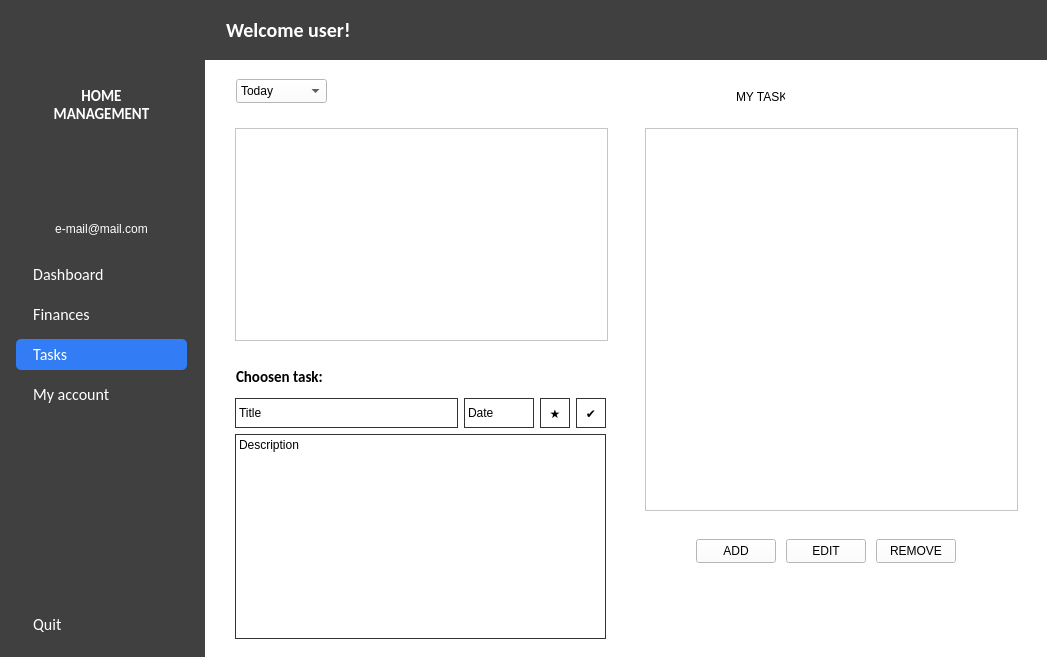
Old version of the form dashboard.ui in the repository JcobixPL/HomeManagement.
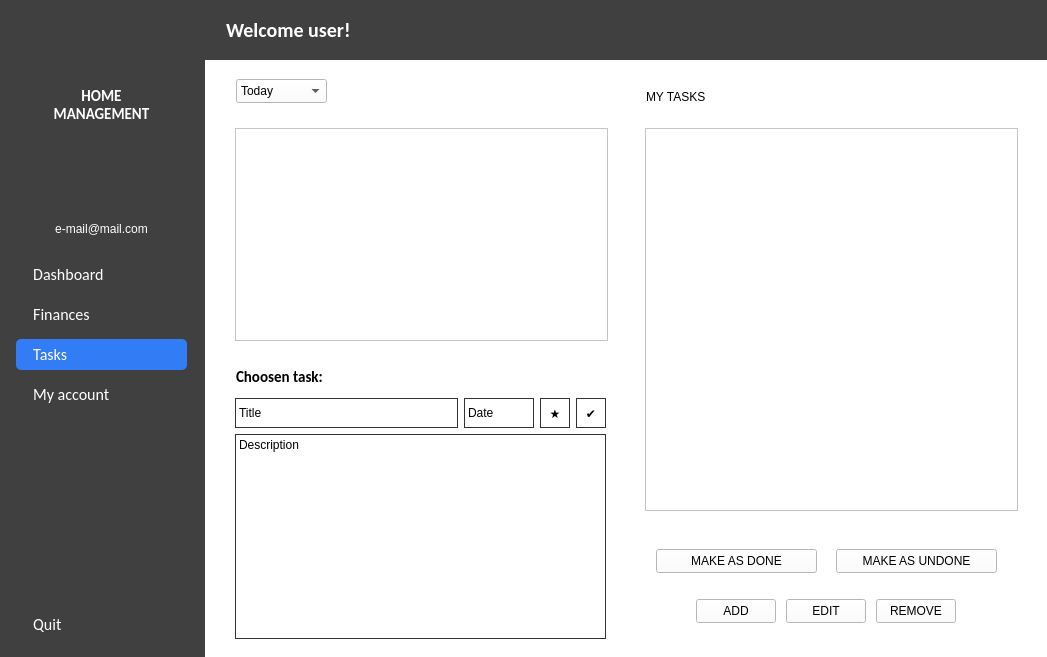
New version of the form. Icons and pictures are not drawn.

Patch:
```diff
--- a/dashboard.ui
+++ b/dashboard.ui
@@ -1437,7 +1437,7 @@
      <property name="geometry">
       <rect>
        <x>700</x>
-       <y>550</y>
+       <y>610</y>
        <width>80</width>
        <height>24</height>
       </rect>
@@ -1450,7 +1450,7 @@
      <property name="geometry">
       <rect>
        <x>790</x>
-       <y>550</y>
+       <y>610</y>
        <width>80</width>
        <height>24</height>
       </rect>
@@ -1463,7 +1463,7 @@
      <property name="geometry">
       <rect>
        <x>880</x>
-       <y>550</y>
+       <y>610</y>
        <width>80</width>
        <height>24</height>
       </rect>
@@ -1475,9 +1475,9 @@
     <widget class="QLabel" name="label_2">
      <property name="geometry">
       <rect>
-       <x>740</x>
+       <x>650</x>
        <y>100</y>
-       <width>49</width>
+       <width>91</width>
        <height>16</height>
       </rect>
      </property>
@@ -1710,6 +1710,32 @@
       <string>Choosen task:</string>
      </property>
     </widget>
+    <widget class="QPushButton" name="makeAsDoneButton">
+     <property name="geometry">
+      <rect>
+       <x>660</x>
+       <y>560</y>
+       <width>161</width>
+       <height>24</height>
+      </rect>
+     </property>
+     <property name="text">
+      <string>MAKE AS DONE</string>
+     </property>
+    </widget>
+    <widget class="QPushButton" name="makeAsUndoneButton">
+     <property name="geometry">
+      <rect>
+       <x>840</x>
+       <y>560</y>
+       <width>161</width>
+       <height>24</height>
+      </rect>
+     </property>
+     <property name="text">
+      <string>MAKE AS UNDONE</string>
+     </property>
+    </widget>
     <zorder>welcomeBckLabel_2</zorder>
     <zorder>menuLabel_3</zorder>
     <zorder>financesButton_3</zorder>
```
Left out of the diff: 32 changed lines with no effect on the pictures.
